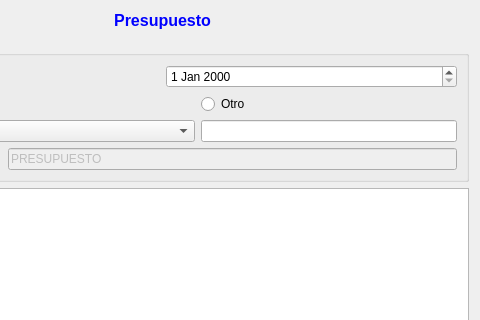
Old version of the form trunk/plugins/presupuesto/FormPresupuestoBase.ui in the repository chungote/gestotux; both pictures show x 155 to 635 and y 0 to 320 of the 635 by 547 pixel window.
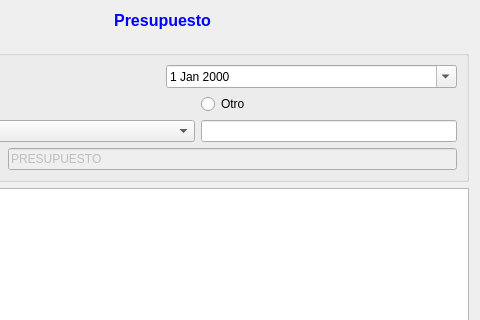
New version of the form.

Diff of the .ui file:
```diff
--- a/trunk/plugins/presupuesto/FormPresupuestoBase.ui
+++ b/trunk/plugins/presupuesto/FormPresupuestoBase.ui
@@ -42,7 +42,11 @@
          </widget>
         </item>
         <item>
-         <widget class="QDateEdit" name="dEFecha" />
+         <widget class="QDateEdit" name="dEFecha" >
+          <property name="calendarPopup" >
+           <bool>true</bool>
+          </property>
+         </widget>
         </item>
        </layout>
       </item>
```
